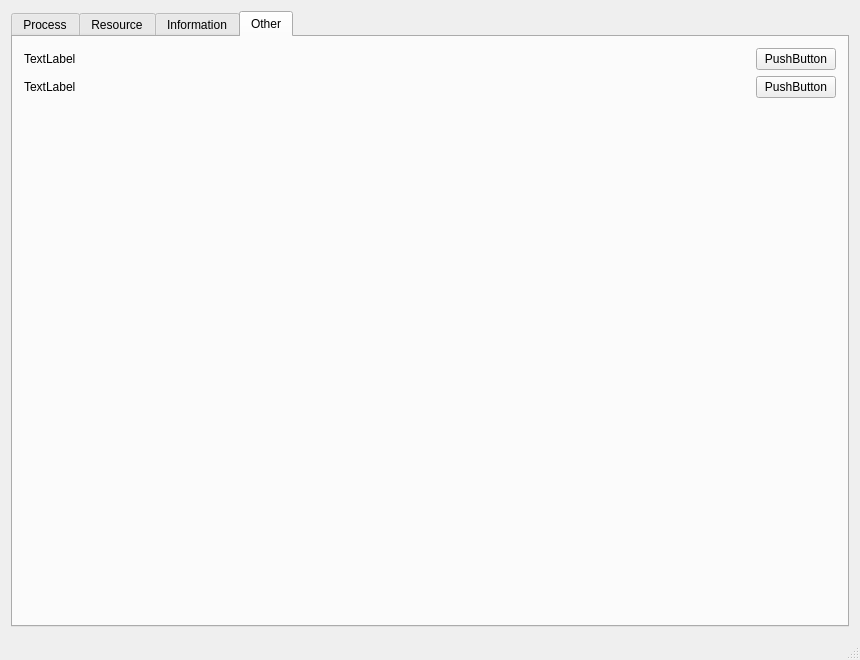
First picture: the form in SystemMonitor/MainWindow.ui, repository Atlas-Shen/OperatingSystemProjects, before the edit.
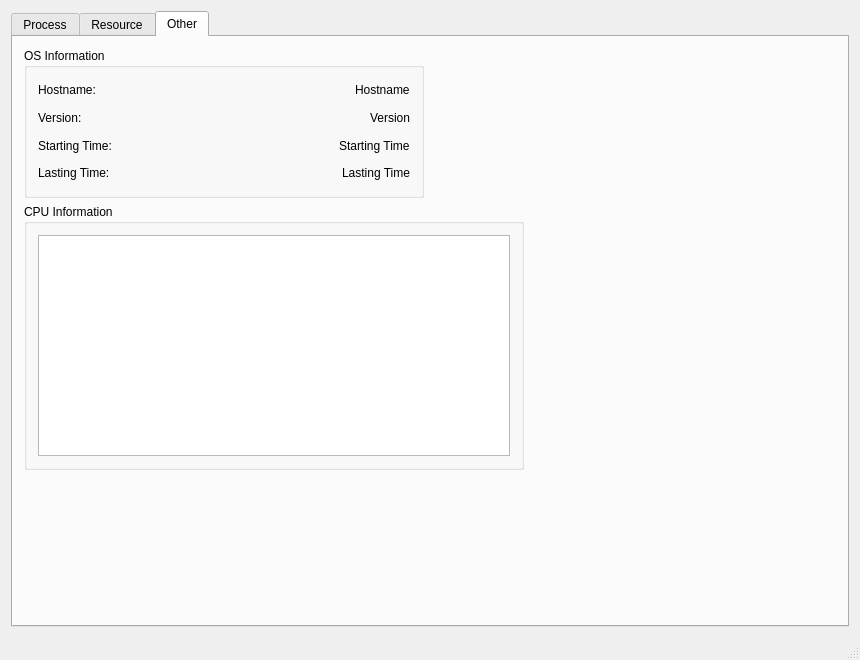
Second picture: the form after the edit. The open tabs and pages were chosen to show the change.

The edit to the form file:
```diff
--- a/SystemMonitor/MainWindow.ui
+++ b/SystemMonitor/MainWindow.ui
@@ -80,120 +80,38 @@
        </attribute>
        <layout class="QVBoxLayout" name="verticalLayout_8"/>
       </widget>
-      <widget class="QWidget" name="informationTab">
+      <widget class="QWidget" name="otherTab">
        <attribute name="title">
-        <string>Information</string>
+        <string>Other</string>
        </attribute>
        <layout class="QVBoxLayout" name="verticalLayout">
-        <item>
-         <spacer name="verticalSpacer3_1">
-          <property name="orientation">
-           <enum>Qt::Vertical</enum>
-          </property>
-          <property name="sizeType">
-           <enum>QSizePolicy::Fixed</enum>
-          </property>
-          <property name="sizeHint" stdset="0">
-           <size>
-            <width>20</width>
-            <height>20</height>
-           </size>
-          </property>
-         </spacer>
-        </item>
         <item>
          <layout class="QHBoxLayout" name="horizontalLayout3_1">
           <item>
            <widget class="QGroupBox" name="hostnameBox">
             <property name="sizePolicy">
-             <sizepolicy hsizetype="Preferred" vsizetype="Maximum">
+             <sizepolicy hsizetype="Fixed" vsizetype="Fixed">
               <horstretch>0</horstretch>
               <verstretch>0</verstretch>
              </sizepolicy>
             </property>
-            <property name="title">
-             <string>Hostname</string>
-            </property>
-            <layout class="QVBoxLayout" name="verticalLayout_2">
-             <item>
-              <widget class="QLabel" name="hostnameLabel">
-               <property name="text">
-                <string>Hostname</string>
-               </property>
-              </widget>
-             </item>
-            </layout>
-           </widget>
-          </item>
-          <item>
-           <widget class="QGroupBox" name="systemVerBox">
-            <property name="sizePolicy">
-             <sizepolicy hsizetype="Preferred" vsizetype="Maximum">
-              <horstretch>0</horstretch>
-              <verstretch>0</verstretch>
-             </sizepolicy>
-            </property>
-            <property name="title">
-             <string>System Version</string>
-            </property>
-            <layout class="QVBoxLayout" name="verticalLayout_4">
-             <item>
-              <widget class="QLabel" name="systemVerLabel">
-               <property name="text">
-                <string>System Version</string>
-               </property>
-              </widget>
-             </item>
-            </layout>
-           </widget>
-          </item>
-          <item>
-           <spacer name="horizontalSpacer3_1">
-            <property name="orientation">
-             <enum>Qt::Horizontal</enum>
-            </property>
-            <property name="sizeHint" stdset="0">
+            <property name="minimumSize">
              <size>
-              <width>40</width>
-              <height>20</height>
+              <width>400</width>
+              <height>150</height>
              </size>
             </property>
-           </spacer>
-          </item>
-         </layout>
-        </item>
-        <item>
-         <spacer name="verticalSpacer3_2">
-          <property name="orientation">
-           <enum>Qt::Vertical</enum>
-          </property>
-          <property name="sizeType">
-           <enum>QSizePolicy::Fixed</enum>
-          </property>
-          <property name="sizeHint" stdset="0">
-           <size>
-            <width>20</width>
-            <height>30</height>
-           </size>
-          </property>
-         </spacer>
-        </item>
+            <property name="title">
+             <string>OS Information</string>
+            </property>
+            <layout class="QVBoxLayout" name="verticalLayout_6">
         <item>
          <layout class="QHBoxLayout" name="horizontalLayout3_2">
           <item>
-           <widget class="QGroupBox" name="cpuinfoBox">
-            <property name="title">
-             <string>CPU Information</string>
-            </property>
-            <layout class="QVBoxLayout" name="verticalLayout_5">
-             <item>
-              <widget class="QLabel" name="cpuinfoLabel">
+                <widget class="QLabel" name="hostnameTag">
                <property name="text">
-                <string>CPU Information</string>
-               </property>
-              </widget>
-             </item>
-            </layout>
+                  <string>Hostname:</string>
+                 </property>
            </widget>
           </item>
           <item>
@@ -209,38 +127,68 @@
             </property>
            </spacer>
           </item>
-         </layout>
-        </item>
         <item>
-         <spacer name="verticalSpacer3_3">
-          <property name="orientation">
-           <enum>Qt::Vertical</enum>
-          </property>
-          <property name="sizeType">
-           <enum>QSizePolicy::Fixed</enum>
-          </property>
-          <property name="sizeHint" stdset="0">
-           <size>
-            <width>20</width>
-            <height>30</height>
-           </size>
-          </property>
-         </spacer>
+                <widget class="QLabel" name="hostnameLabel">
+                 <property name="text">
+                  <string>Hostname</string>
+                 </property>
+                </widget>
+               </item>
+              </layout>
         </item>
         <item>
          <layout class="QHBoxLayout" name="horizontalLayout3_3">
           <item>
-           <widget class="QGroupBox" name="startingTimeBox">
-            <property name="sizePolicy">
-             <sizepolicy hsizetype="Preferred" vsizetype="Maximum">
-              <horstretch>0</horstretch>
-              <verstretch>0</verstretch>
-             </sizepolicy>
-            </property>
-            <property name="title">
-             <string>Starting Time</string>
-            </property>
-            <layout class="QVBoxLayout" name="verticalLayout_7">
+                <widget class="QLabel" name="versionTag">
+                 <property name="text">
+                  <string>Version:</string>
+                 </property>
+                </widget>
+               </item>
+               <item>
+                <spacer name="horizontalSpacer3_3">
+                 <property name="orientation">
+                  <enum>Qt::Horizontal</enum>
+                 </property>
+                 <property name="sizeHint" stdset="0">
+                  <size>
+                   <width>40</width>
+                   <height>20</height>
+                  </size>
+                 </property>
+                </spacer>
+               </item>
+               <item>
+                <widget class="QLabel" name="versionLabel">
+                 <property name="text">
+                  <string>Version</string>
+                 </property>
+                </widget>
+               </item>
+              </layout>
+             </item>
+             <item>
+              <layout class="QHBoxLayout" name="horizontalLayout3_4">
+               <item>
+                <widget class="QLabel" name="startingTimeTag">
+                 <property name="text">
+                  <string>Starting Time:</string>
+                 </property>
+                </widget>
+               </item>
+               <item>
+                <spacer name="horizontalSpacer3_4">
+                 <property name="orientation">
+                  <enum>Qt::Horizontal</enum>
+                 </property>
+                 <property name="sizeHint" stdset="0">
+                  <size>
+                   <width>40</width>
+                   <height>20</height>
+                  </size>
+                 </property>
+                </spacer>
+               </item>
              <item>
               <widget class="QLabel" name="startingTimeLabel">
                <property name="text">
@@ -249,20 +197,29 @@
               </widget>
              </item>
             </layout>
+             </item>
+             <item>
+              <layout class="QHBoxLayout" name="horizontalLayout3_5">
+               <item>
+                <widget class="QLabel" name="lastingTimeTag">
+                 <property name="text">
+                  <string>Lasting Time:</string>
+                 </property>
            </widget>
           </item>
           <item>
-           <widget class="QGroupBox" name="lastingTimeBox">
-            <property name="sizePolicy">
-             <sizepolicy hsizetype="Preferred" vsizetype="Maximum">
-              <horstretch>0</horstretch>
-              <verstretch>0</verstretch>
-             </sizepolicy>
-            </property>
-            <property name="title">
-             <string>Lasting Time</string>
-            </property>
-            <layout class="QVBoxLayout" name="verticalLayout_3">
+                <spacer name="horizontalSpacer3_5">
+                 <property name="orientation">
+                  <enum>Qt::Horizontal</enum>
+                 </property>
+                 <property name="sizeHint" stdset="0">
+                  <size>
+                   <width>40</width>
+                   <height>20</height>
+                  </size>
+                 </property>
+                </spacer>
+               </item>
              <item>
               <widget class="QLabel" name="lastingTimeLabel">
                <property name="text">
@@ -271,6 +228,8 @@
               </widget>
              </item>
             </layout>
+             </item>
+            </layout>
            </widget>
           </item>
           <item>
@@ -289,67 +248,33 @@
          </layout>
         </item>
         <item>
-         <spacer name="verticalSpacer3_4">
-          <property name="orientation">
-           <enum>Qt::Vertical</enum>
-          </property>
-          <property name="sizeHint" stdset="0">
+         <layout class="QHBoxLayout" name="horizontalLayout3_6">
+          <item>
+           <widget class="QGroupBox" name="cpuInfoBox">
+            <property name="sizePolicy">
+             <sizepolicy hsizetype="Fixed" vsizetype="Fixed">
+              <horstretch>0</horstretch>
+              <verstretch>0</verstretch>
+             </sizepolicy>
+            </property>
+            <property name="minimumSize">
            <size>
-            <width>20</width>
-            <height>40</height>
-           </size>
-          </property>
-         </spacer>
-        </item>
-       </layout>
-      </widget>
-      <widget class="QWidget" name="otherTab">
-       <attribute name="title">
-        <string>Other</string>
-       </attribute>
-       <layout class="QVBoxLayout" name="verticalLayout_6">
-        <item>
-         <layout class="QHBoxLayout" name="horizontalLayout4_1">
-          <item>
-           <widget class="QLabel" name="label">
-            <property name="text">
-             <string>TextLabel</string>
+              <width>500</width>
+              <height>266</height>
+             </size>
+            </property>
+            <property name="title">
+             <string>CPU Information</string>
             </property>
-           </widget>
-          </item>
+            <layout class="QVBoxLayout" name="verticalLayout_2">
           <item>
-           <spacer name="horizontalSpacer4_1">
-            <property name="orientation">
-             <enum>Qt::Horizontal</enum>
-            </property>
-            <property name="sizeHint" stdset="0">
-             <size>
-              <width>40</width>
-              <height>20</height>
-             </size>
-            </property>
-           </spacer>
-          </item>
-          <item>
-           <widget class="QPushButton" name="pushButton">
-            <property name="text">
-             <string>PushButton</string>
-            </property>
-           </widget>
-          </item>
-         </layout>
-        </item>
-        <item>
-         <layout class="QHBoxLayout" name="horizontalLayout4_2">
-          <item>
-           <widget class="QLabel" name="label_2">
-            <property name="text">
-             <string>TextLabel</string>
-            </property>
+              <widget class="QTextBrowser" name="textBrowser"/>
+             </item>
+            </layout>
            </widget>
           </item>
           <item>
-           <spacer name="horizontalSpacer4_2">
+           <spacer name="horizontalSpacer3_6">
             <property name="orientation">
              <enum>Qt::Horizontal</enum>
             </property>
@@ -361,17 +286,10 @@
             </property>
            </spacer>
           </item>
-          <item>
-           <widget class="QPushButton" name="pushButton_2">
-            <property name="text">
-             <string>PushButton</string>
-            </property>
-           </widget>
-          </item>
          </layout>
         </item>
         <item>
-         <spacer name="verticalSpacer4_1">
+         <spacer name="verticalSpacer3_1">
           <property name="orientation">
            <enum>Qt::Vertical</enum>
           </property>
```
Left out of the diff: 6 changed lines with no effect on the pictures. Lines whose indentation alone changed are shown as unchanged.
